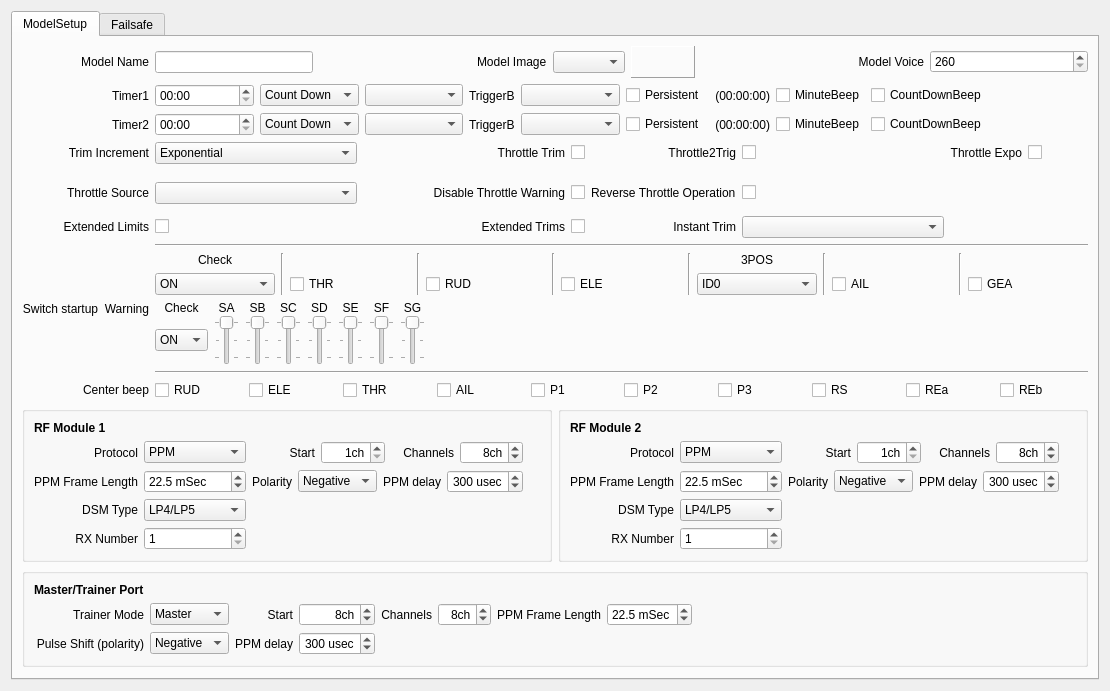
First picture: the form in companion/src/modeledit/setup.ui, repository opentx/opentx, before the edit.
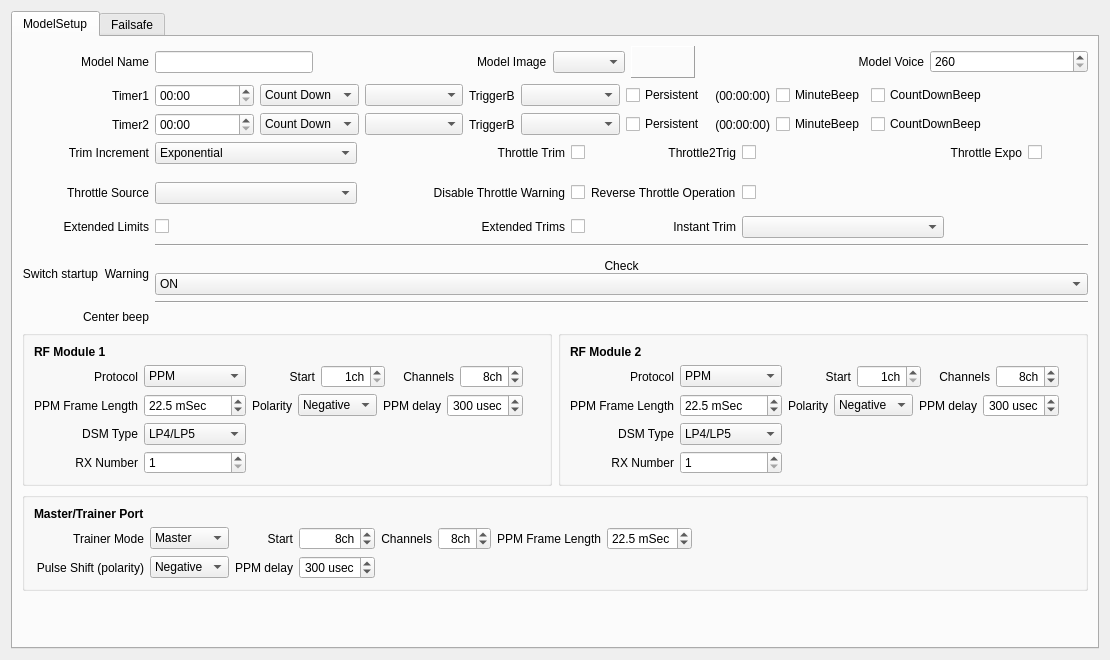
Second picture: the form after the edit.

Commit message: StartupSwitches and BeepCenter in ModelSetup rewritten

Patch:
```diff
--- a/companion/src/modeledit/setup.ui
+++ b/companion/src/modeledit/setup.ui
@@ -8,6 +8,14 @@
   <property name="enabled">
    <bool>true</bool>
   </property>
+  <property name="geometry">
+   <rect>
+    <x>0</x>
+    <y>0</y>
+    <width>968</width>
+    <height>660</height>
+   </rect>
+  </property>
   <property name="sizePolicy">
    <sizepolicy hsizetype="Minimum" vsizetype="Minimum">
     <horstretch>0</horstretch>
@@ -225,784 +233,8 @@
          </property>
         </widget>
        </item>
-       <item row="13" column="1" colspan="9">
-        <layout class="QGridLayout" name="StockSwitchStartup">
-         <property name="topMargin">
-          <number>0</number>
-         </property>
-         <property name="verticalSpacing">
-          <number>6</number>
-         </property>
-         <item row="0" column="9" rowspan="2">
-          <widget class="Line" name="swwarn_line4">
-           <property name="sizePolicy">
-            <sizepolicy hsizetype="Fixed" vsizetype="MinimumExpanding">
-             <horstretch>0</horstretch>
-             <verstretch>0</verstretch>
-            </sizepolicy>
-           </property>
-           <property name="orientation">
-            <enum>Qt::Vertical</enum>
-           </property>
-          </widget>
-         </item>
-         <item row="0" column="1" rowspan="2">
-          <widget class="Line" name="swwarn_line0">
-           <property name="sizePolicy">
-            <sizepolicy hsizetype="Fixed" vsizetype="MinimumExpanding">
-             <horstretch>0</horstretch>
-             <verstretch>0</verstretch>
-            </sizepolicy>
-           </property>
-           <property name="orientation">
-            <enum>Qt::Vertical</enum>
-           </property>
-          </widget>
-         </item>
-         <item row="0" column="7" rowspan="2">
-          <widget class="Line" name="swwarn_line3">
-           <property name="sizePolicy">
-            <sizepolicy hsizetype="Fixed" vsizetype="MinimumExpanding">
-             <horstretch>0</horstretch>
-             <verstretch>0</verstretch>
-            </sizepolicy>
-           </property>
-           <property name="orientation">
-            <enum>Qt::Vertical</enum>
-           </property>
-          </widget>
-         </item>
-         <item row="0" column="8">
-          <widget class="QLabel" name="swwarn4_label">
-           <property name="sizePolicy">
-            <sizepolicy hsizetype="Preferred" vsizetype="Minimum">
-             <horstretch>0</horstretch>
-             <verstretch>0</verstretch>
-            </sizepolicy>
-           </property>
-           <property name="text">
-            <string>3POS</string>
-           </property>
-           <property name="alignment">
-            <set>Qt::AlignCenter</set>
-           </property>
-          </widget>
-         </item>
-         <item row="0" column="0">
-          <widget class="QLabel" name="swwarn0_label">
-           <property name="sizePolicy">
-            <sizepolicy hsizetype="Preferred" vsizetype="Minimum">
-             <horstretch>0</horstretch>
-             <verstretch>0</verstretch>
-            </sizepolicy>
-           </property>
-           <property name="text">
-            <string>Check</string>
-           </property>
-           <property name="alignment">
-            <set>Qt::AlignCenter</set>
-           </property>
-          </widget>
-         </item>
-         <item row="1" column="2">
-          <widget class="QCheckBox" name="swwarn1_ChkB">
-           <property name="layoutDirection">
-            <enum>Qt::LeftToRight</enum>
-           </property>
-           <property name="text">
-            <string>THR</string>
-           </property>
-          </widget>
-         </item>
-         <item row="1" column="0">
-          <widget class="QComboBox" name="swwarn0_CB">
-           <item>
-            <property name="text">
-             <string>ON</string>
-            </property>
-           </item>
-           <item>
-            <property name="text">
-             <string>OFF</string>
-            </property>
-           </item>
-          </widget>
-         </item>
-         <item row="1" column="4">
-          <widget class="QCheckBox" name="swwarn2_ChkB">
-           <property name="layoutDirection">
-            <enum>Qt::LeftToRight</enum>
-           </property>
-           <property name="text">
-            <string>RUD</string>
-           </property>
-          </widget>
-         </item>
-         <item row="1" column="6">
-          <widget class="QCheckBox" name="swwarn3_ChkB">
-           <property name="layoutDirection">
-            <enum>Qt::LeftToRight</enum>
-           </property>
-           <property name="text">
-            <string>ELE</string>
-           </property>
-          </widget>
-         </item>
-         <item row="1" column="10">
-          <widget class="QCheckBox" name="swwarn5_ChkB">
-           <property name="layoutDirection">
-            <enum>Qt::LeftToRight</enum>
-           </property>
-           <property name="text">
-            <string>AIL</string>
-           </property>
-          </widget>
-         </item>
-         <item row="1" column="12">
-          <widget class="QCheckBox" name="swwarn6_ChkB">
-           <property name="layoutDirection">
-            <enum>Qt::LeftToRight</enum>
-           </property>
-           <property name="text">
-            <string>GEA</string>
-           </property>
-          </widget>
-         </item>
-         <item row="1" column="8">
-          <widget class="QComboBox" name="swwarn4_CB">
-           <property name="frame">
-            <bool>true</bool>
-           </property>
-           <item>
-            <property name="text">
-             <string>ID0</string>
-            </property>
-           </item>
-           <item>
-            <property name="text">
-             <string>ID1</string>
-            </property>
-           </item>
-           <item>
-            <property name="text">
-             <string>ID2</string>
-            </property>
-           </item>
-          </widget>
-         </item>
-         <item row="0" column="11" rowspan="2">
-          <widget class="Line" name="swwarn_line5">
-           <property name="sizePolicy">
-            <sizepolicy hsizetype="Fixed" vsizetype="MinimumExpanding">
-             <horstretch>0</horstretch>
-             <verstretch>0</verstretch>
-            </sizepolicy>
-           </property>
-           <property name="orientation">
-            <enum>Qt::Vertical</enum>
-           </property>
-          </widget>
-         </item>
-         <item row="0" column="3" rowspan="2">
-          <widget class="Line" name="swwarn_line1">
-           <property name="sizePolicy">
-            <sizepolicy hsizetype="Fixed" vsizetype="MinimumExpanding">
-             <horstretch>0</horstretch>
-             <verstretch>0</verstretch>
-            </sizepolicy>
-           </property>
-           <property name="orientation">
-            <enum>Qt::Vertical</enum>
-           </property>
-          </widget>
-         </item>
-         <item row="0" column="5" rowspan="2">
-          <widget class="Line" name="swwarn_line2">
-           <property name="sizePolicy">
-            <sizepolicy hsizetype="Fixed" vsizetype="MinimumExpanding">
-             <horstretch>0</horstretch>
-             <verstretch>0</verstretch>
-            </sizepolicy>
-           </property>
-           <property name="orientation">
-            <enum>Qt::Vertical</enum>
-           </property>
-          </widget>
-         </item>
-        </layout>
-       </item>
-       <item row="14" column="1" colspan="9">
-        <layout class="QGridLayout" name="TaranisSwitchStartup" rowstretch="0,0" columnstretch="0,0,0,0,0,0,0,0,0">
-         <property name="sizeConstraint">
-          <enum>QLayout::SetMinimumSize</enum>
-         </property>
-         <property name="verticalSpacing">
-          <number>0</number>
-         </property>
-         <property name="topMargin">
-          <number>0</number>
-         </property>
-         <item row="1" column="0">
-          <widget class="QComboBox" name="tswwarn0_CB">
-           <property name="sizePolicy">
-            <sizepolicy hsizetype="Preferred" vsizetype="Fixed">
-             <horstretch>0</horstretch>
-             <verstretch>0</verstretch>
-            </sizepolicy>
-           </property>
-           <item>
-            <property name="text">
-             <string>ON</string>
-            </property>
-           </item>
-           <item>
-            <property name="text">
-             <string>OFF</string>
-            </property>
-           </item>
-          </widget>
-         </item>
-         <item row="0" column="2">
-          <widget class="QLabel" name="tswwarn2_label">
-           <property name="sizePolicy">
-            <sizepolicy hsizetype="Preferred" vsizetype="Minimum">
-             <horstretch>0</horstretch>
-             <verstretch>0</verstretch>
-            </sizepolicy>
-           </property>
-           <property name="text">
-            <string>SB</string>
-           </property>
-           <property name="alignment">
-            <set>Qt::AlignCenter</set>
-           </property>
-          </widget>
-         </item>
-         <item row="0" column="4">
-          <widget class="QLabel" name="tswwarn4_label">
-           <property name="sizePolicy">
-            <sizepolicy hsizetype="Preferred" vsizetype="Minimum">
-             <horstretch>0</horstretch>
-             <verstretch>0</verstretch>
-            </sizepolicy>
-           </property>
-           <property name="text">
-            <string>SD</string>
-           </property>
-           <property name="alignment">
-            <set>Qt::AlignCenter</set>
-           </property>
-          </widget>
-         </item>
-         <item row="0" column="1">
-          <widget class="QLabel" name="tswwarn1_label">
-           <property name="sizePolicy">
-            <sizepolicy hsizetype="Preferred" vsizetype="Minimum">
-             <horstretch>0</horstretch>
-             <verstretch>0</verstretch>
-            </sizepolicy>
-           </property>
-           <property name="text">
-            <string>SA</string>
-           </property>
-           <property name="alignment">
-            <set>Qt::AlignCenter</set>
-           </property>
-          </widget>
-         </item>
-         <item row="0" column="0">
-          <widget class="QLabel" name="tswwarn0_label">
-           <property name="sizePolicy">
-            <sizepolicy hsizetype="Preferred" vsizetype="Minimum">
-             <horstretch>0</horstretch>
-             <verstretch>0</verstretch>
-            </sizepolicy>
-           </property>
-           <property name="text">
-            <string>Check</string>
-           </property>
-           <property name="alignment">
-            <set>Qt::AlignCenter</set>
-           </property>
-          </widget>
-         </item>
-         <item row="1" column="2">
-          <widget class="QSlider" name="chkSB">
-           <property name="sizePolicy">
-            <sizepolicy hsizetype="Fixed" vsizetype="MinimumExpanding">
-             <horstretch>0</horstretch>
-             <verstretch>0</verstretch>
-            </sizepolicy>
-           </property>
-           <property name="minimumSize">
-            <size>
-             <width>0</width>
-             <height>50</height>
-            </size>
-           </property>
-           <property name="maximumSize">
-            <size>
-             <width>16777215</width>
-             <height>50</height>
-            </size>
-           </property>
-           <property name="minimum">
-            <number>0</number>
-           </property>
-           <property name="maximum">
-            <number>2</number>
-           </property>
-           <property name="pageStep">
-            <number>1</number>
-           </property>
-           <property name="value">
-            <number>0</number>
-           </property>
-           <property name="orientation">
-            <enum>Qt::Vertical</enum>
-           </property>
-           <property name="invertedAppearance">
-            <bool>true</bool>
-           </property>
-           <property name="tickPosition">
-            <enum>QSlider::TicksBothSides</enum>
-           </property>
-           <property name="tickInterval">
-            <number>1</number>
-           </property>
-          </widget>
-         </item>
-         <item row="1" column="3">
-          <widget class="QSlider" name="chkSC">
-           <property name="sizePolicy">
-            <sizepolicy hsizetype="Fixed" vsizetype="MinimumExpanding">
-             <horstretch>0</horstretch>
-             <verstretch>0</verstretch>
-            </sizepolicy>
-           </property>
-           <property name="minimumSize">
-            <size>
-             <width>0</width>
-             <height>50</height>
-            </size>
-           </property>
-           <property name="maximumSize">
-            <size>
-             <width>16777215</width>
-             <height>50</height>
-            </size>
-           </property>
-           <property name="minimum">
-            <number>0</number>
-           </property>
-           <property name="maximum">
-            <number>2</number>
-           </property>
-           <property name="pageStep">
-            <number>1</number>
-           </property>
-           <property name="value">
-            <number>0</number>
-           </property>
-           <property name="orientation">
-            <enum>Qt::Vertical</enum>
-           </property>
-           <property name="invertedAppearance">
-            <bool>true</bool>
-           </property>
-           <property name="tickPosition">
-            <enum>QSlider::TicksBothSides</enum>
-           </property>
-           <property name="tickInterval">
-            <number>1</number>
-           </property>
-          </widget>
-         </item>
-         <item row="0" column="3">
-          <widget class="QLabel" name="tswwarn3_label">
-           <property name="sizePolicy">
-            <sizepolicy hsizetype="Preferred" vsizetype="Minimum">
-             <horstretch>0</horstretch>
-             <verstretch>0</verstretch>
-            </sizepolicy>
-           </property>
-           <property name="text">
-            <string>SC</string>
-           </property>
-           <property name="alignment">
-            <set>Qt::AlignCenter</set>
-           </property>
-          </widget>
-         </item>
-         <item row="1" column="4">
-          <widget class="QSlider" name="chkSD">
-           <property name="sizePolicy">
-            <sizepolicy hsizetype="Fixed" vsizetype="MinimumExpanding">
-             <horstretch>0</horstretch>
-             <verstretch>0</verstretch>
-            </sizepolicy>
-           </property>
-           <property name="minimumSize">
-            <size>
-             <width>0</width>
-             <height>50</height>
-            </size>
-           </property>
-           <property name="maximumSize">
-            <size>
-             <width>16777215</width>
-             <height>50</height>
-            </size>
-           </property>
-           <property name="minimum">
-            <number>0</number>
-           </property>
-           <property name="maximum">
-            <number>2</number>
-           </property>
-           <property name="pageStep">
-            <number>1</number>
-           </property>
-           <property name="value">
-            <number>0</number>
-           </property>
-           <property name="orientation">
-            <enum>Qt::Vertical</enum>
-           </property>
-           <property name="invertedAppearance">
-            <bool>true</bool>
-           </property>
-           <property name="tickPosition">
-            <enum>QSlider::TicksBothSides</enum>
-           </property>
-           <property name="tickInterval">
-            <number>1</number>
-           </property>
-          </widget>
-         </item>
-         <item row="0" column="7">
-          <widget class="QLabel" name="tswwarn7_label">
-           <property name="sizePolicy">
-            <sizepolicy hsizetype="Preferred" vsizetype="Minimum">
-             <horstretch>0</horstretch>
-             <verstretch>0</verstretch>
-            </sizepolicy>
-           </property>
-           <property name="text">
-            <string>SG</string>
-           </property>
-           <property name="alignment">
-            <set>Qt::AlignCenter</set>
-           </property>
-          </widget>
-         </item>
-         <item row="0" column="5">
-          <widget class="QLabel" name="tswwarn5_label">
-           <property name="sizePolicy">
-            <sizepolicy hsizetype="Preferred" vsizetype="Minimum">
-             <horstretch>0</horstretch>
-             <verstretch>0</verstretch>
-            </sizepolicy>
-           </property>
-           <property name="text">
-            <string>SE</string>
-           </property>
-           <property name="alignment">
-            <set>Qt::AlignCenter</set>
-           </property>
-          </widget>
-         </item>
-         <item row="1" column="5">
-          <widget class="QSlider" name="chkSE">
-           <property name="sizePolicy">
-            <sizepolicy hsizetype="Fixed" vsizetype="MinimumExpanding">
-             <horstretch>0</horstretch>
-             <verstretch>0</verstretch>
-            </sizepolicy>
-           </property>
-           <property name="minimumSize">
-            <size>
-             <width>0</width>
-             <height>50</height>
-            </size>
-           </property>
-           <property name="maximumSize">
-            <size>
-             <width>16777215</width>
-             <height>50</height>
-            </size>
-           </property>
-           <property name="minimum">
-            <number>0</number>
-           </property>
-           <property name="maximum">
-            <number>2</number>
-           </property>
-           <property name="pageStep">
-            <number>1</number>
-           </property>
-           <property name="value">
-            <number>0</number>
-           </property>
-           <property name="orientation">
-            <enum>Qt::Vertical</enum>
-           </property>
-           <property name="invertedAppearance">
-            <bool>true</bool>
-           </property>
-           <property name="tickPosition">
-            <enum>QSlider::TicksBothSides</enum>
-           </property>
-           <property name="tickInterval">
-            <number>1</number>
-           </property>
-          </widget>
-         </item>
-         <item row="1" column="7">
-          <widget class="QSlider" name="chkSG">
-           <property name="sizePolicy">
-            <sizepolicy hsizetype="Fixed" vsizetype="MinimumExpanding">
-             <horstretch>0</horstretch>
-             <verstretch>0</verstretch>
-            </sizepolicy>
-           </property>
-           <property name="minimumSize">
-            <size>
-             <width>0</width>
-             <height>50</height>
-            </size>
-           </property>
-           <property name="maximumSize">
-            <size>
-             <width>16777215</width>
-             <height>50</height>
-            </size>
-           </property>
-           <property name="minimum">
-            <number>0</number>
-           </property>
-           <property name="maximum">
-            <number>2</number>
-           </property>
-           <property name="pageStep">
-            <number>1</number>
-           </property>
-           <property name="value">
-            <number>0</number>
-           </property>
-           <property name="orientation">
-            <enum>Qt::Vertical</enum>
-           </property>
-           <property name="invertedAppearance">
-            <bool>true</bool>
-           </property>
-           <property name="tickPosition">
-            <enum>QSlider::TicksBothSides</enum>
-           </property>
-           <property name="tickInterval">
-            <number>1</number>
-           </property>
-          </widget>
-         </item>
-         <item row="0" column="6">
-          <widget class="QLabel" name="tswwarn6_label">
-           <property name="sizePolicy">
-            <sizepolicy hsizetype="Preferred" vsizetype="Minimum">
-             <horstretch>0</horstretch>
-             <verstretch>0</verstretch>
-            </sizepolicy>
-           </property>
-           <property name="text">
-            <string>SF</string>
-           </property>
-           <property name="alignment">
-            <set>Qt::AlignCenter</set>
-           </property>
-          </widget>
-         </item>
-         <item row="1" column="1">
-          <widget class="QSlider" name="chkSA">
-           <property name="sizePolicy">
-            <sizepolicy hsizetype="Fixed" vsizetype="MinimumExpanding">
-             <horstretch>0</horstretch>
-             <verstretch>0</verstretch>
-            </sizepolicy>
-           </property>
-           <property name="minimumSize">
-            <size>
-             <width>0</width>
-             <height>50</height>
-            </size>
-           </property>
-           <property name="maximumSize">
-            <size>
-             <width>16777215</width>
-             <height>50</height>
-            </size>
-           </property>
-           <property name="minimum">
-            <number>0</number>
-           </property>
-           <property name="maximum">
-            <number>2</number>
-           </property>
-           <property name="pageStep">
-            <number>1</number>
-           </property>
-           <property name="value">
-            <number>0</number>
-           </property>
-           <property name="orientation">
-            <enum>Qt::Vertical</enum>
-           </property>
-           <property name="invertedAppearance">
-            <bool>true</bool>
-           </property>
-           <property name="tickPosition">
-            <enum>QSlider::TicksBothSides</enum>
-           </property>
-           <property name="tickInterval">
-            <number>1</number>
-           </property>
-          </widget>
-         </item>
-         <item row="1" column="8">
-          <spacer name="horizontalSpacer_6">
-           <property name="orientation">
-            <enum>Qt::Horizontal</enum>
-           </property>
-           <property name="sizeHint" stdset="0">
-            <size>
-             <width>40</width>
-             <height>20</height>
-            </size>
-           </property>
-          </spacer>
-         </item>
-         <item row="1" column="6">
-          <widget class="QSlider" name="chkSF">
-           <property name="sizePolicy">
-            <sizepolicy hsizetype="Fixed" vsizetype="MinimumExpanding">
-             <horstretch>0</horstretch>
-             <verstretch>0</verstretch>
-            </sizepolicy>
-           </property>
-           <property name="minimumSize">
-            <size>
-             <width>0</width>
-             <height>50</height>
-            </size>
-           </property>
-           <property name="maximumSize">
-            <size>
-             <width>16777215</width>
-             <height>50</height>
-            </size>
-           </property>
-           <property name="minimum">
-            <number>0</number>
-           </property>
-           <property name="maximum">
-            <number>1</number>
-           </property>
-           <property name="singleStep">
-            <number>1</number>
-           </property>
-           <property name="pageStep">
-            <number>1</number>
-           </property>
-           <property name="value">
-            <number>0</number>
-           </property>
-           <property name="orientation">
-            <enum>Qt::Vertical</enum>
-           </property>
-           <property name="invertedAppearance">
-            <bool>true</bool>
-           </property>
-           <property name="tickPosition">
-            <enum>QSlider::TicksBothSides</enum>
-           </property>
-           <property name="tickInterval">
-            <number>1</number>
-           </property>
-          </widget>
-         </item>
-        </layout>
-       </item>
        <item row="16" column="1" colspan="9">
-        <layout class="QGridLayout" name="gridLayout_2">
-         <item row="0" column="8">
-          <widget class="QCheckBox" name="bcREaChkB">
-           <property name="text">
-            <string>REa</string>
-           </property>
-          </widget>
-         </item>
-         <item row="0" column="0">
-          <widget class="QCheckBox" name="bcRUDChkB">
-           <property name="text">
-            <string>RUD</string>
-           </property>
-          </widget>
-         </item>
-         <item row="0" column="1">
-          <widget class="QCheckBox" name="bcELEChkB">
-           <property name="text">
-            <string>ELE</string>
-           </property>
-          </widget>
-         </item>
-         <item row="0" column="2">
-          <widget class="QCheckBox" name="bcTHRChkB">
-           <property name="text">
-            <string>THR</string>
-           </property>
-          </widget>
-         </item>
-         <item row="0" column="3">
-          <widget class="QCheckBox" name="bcAILChkB">
-           <property name="text">
-            <string>AIL</string>
-           </property>
-          </widget>
-         </item>
-         <item row="0" column="4">
-          <widget class="QCheckBox" name="bcP1ChkB">
-           <property name="text">
-            <string>P1</string>
-           </property>
-          </widget>
-         </item>
-         <item row="0" column="5">
-          <widget class="QCheckBox" name="bcP2ChkB">
-           <property name="text">
-            <string>P2</string>
-           </property>
-          </widget>
-         </item>
-         <item row="0" column="6">
-          <widget class="QCheckBox" name="bcP3ChkB">
-           <property name="text">
-            <string>P3</string>
-           </property>
-          </widget>
-         </item>
-         <item row="0" column="9">
-          <widget class="QCheckBox" name="bcREbChkB">
-           <property name="text">
-            <string>REb</string>
-           </property>
-          </widget>
-         </item>
-         <item row="0" column="7">
-          <widget class="QCheckBox" name="bcP4ChkB">
-           <property name="text">
-            <string>RS</string>
-           </property>
-          </widget>
-         </item>
-        </layout>
+        <layout class="QGridLayout" name="centerBeepLayout"/>
        </item>
        <item row="4" column="3">
         <widget class="QCheckBox" name="thrTrimChkB">
@@ -2405,6 +1637,55 @@
          </item>
         </layout>
        </item>
+       <item row="14" column="1" colspan="9">
+        <layout class="QGridLayout" name="switchesStartupLayout" rowstretch="0,0" columnstretch="0">
+         <property name="sizeConstraint">
+          <enum>QLayout::SetMinimumSize</enum>
+         </property>
+         <property name="verticalSpacing">
+          <number>0</number>
+         </property>
+         <property name="topMargin">
+          <number>0</number>
+         </property>
+         <item row="1" column="0">
+          <widget class="QComboBox" name="switchesStartupWarning_CB">
+           <property name="sizePolicy">
+            <sizepolicy hsizetype="Preferred" vsizetype="Fixed">
+             <horstretch>0</horstretch>
+             <verstretch>0</verstretch>
+            </sizepolicy>
+           </property>
+           <item>
+            <property name="text">
+             <string>ON</string>
+            </property>
+           </item>
+           <item>
+            <property name="text">
+             <string>OFF</string>
+            </property>
+           </item>
+          </widget>
+         </item>
+         <item row="0" column="0">
+          <widget class="QLabel" name="switchesStartupWarning_Label">
+           <property name="sizePolicy">
+            <sizepolicy hsizetype="Preferred" vsizetype="Minimum">
+             <horstretch>0</horstretch>
+             <verstretch>0</verstretch>
+            </sizepolicy>
+           </property>
+           <property name="text">
+            <string>Check</string>
+           </property>
+           <property name="alignment">
+            <set>Qt::AlignCenter</set>
+           </property>
+          </widget>
+         </item>
+        </layout>
+       </item>
       </layout>
      </widget>
      <widget class="QWidget" name="Failsafe">
```
The commit also changes 6 other files.
